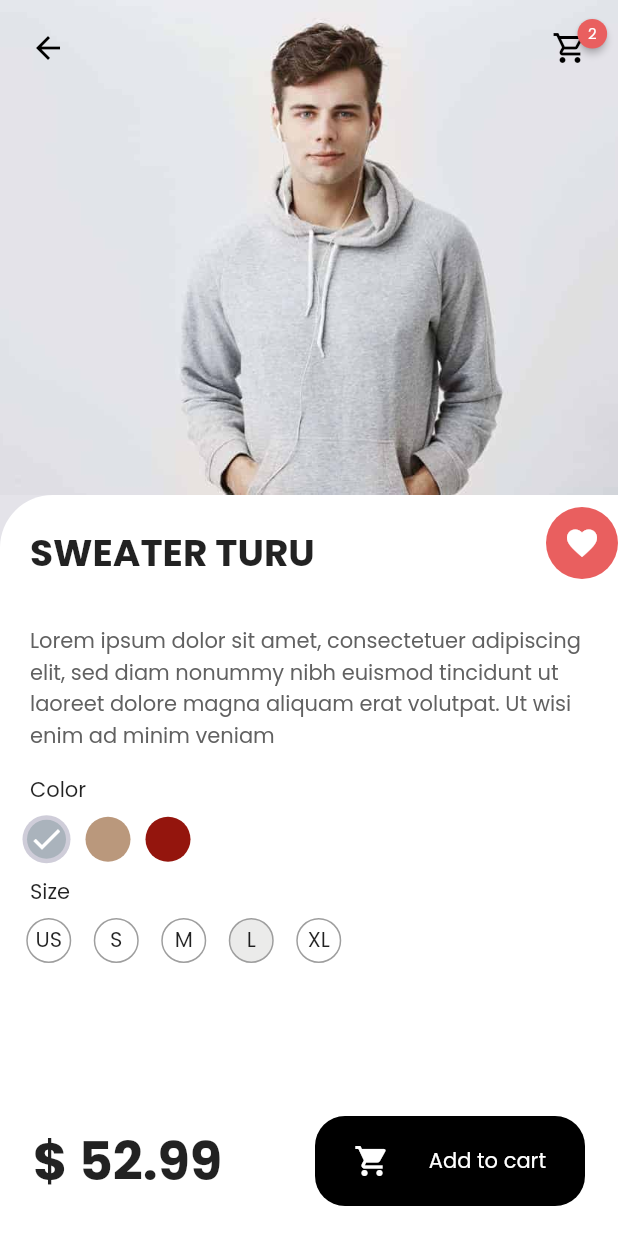
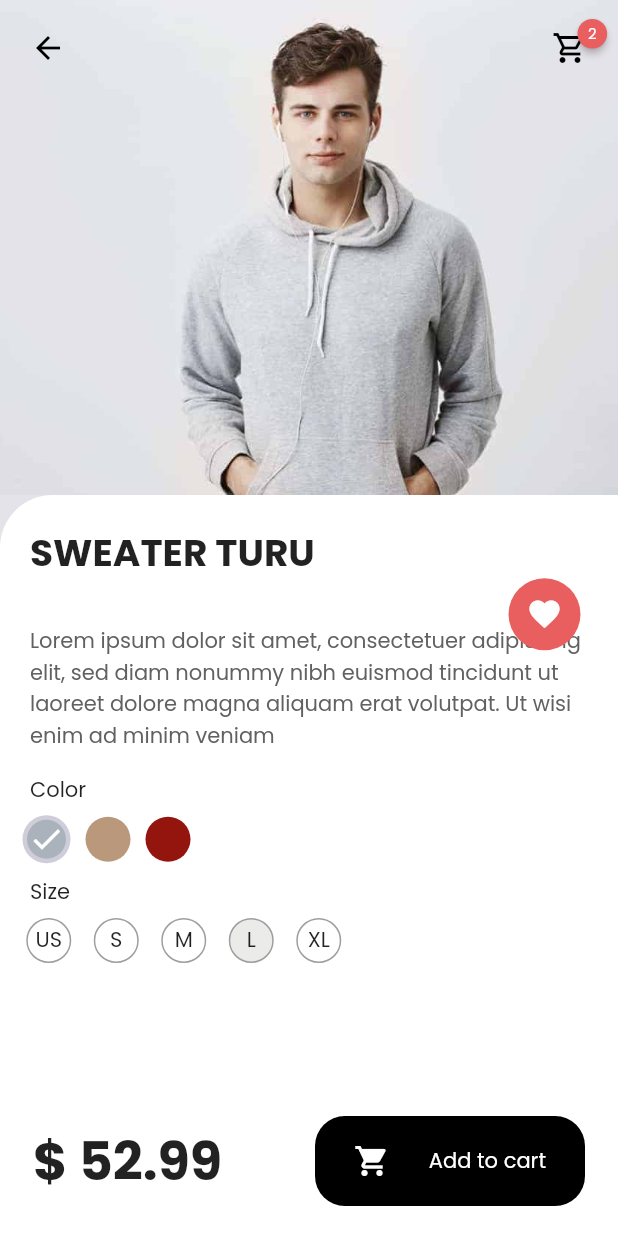
Before and after one commit to rezaghz/flutter_clothing_app_ui, a Flutter app: the ProductPage screen opened directly, on a phone screen of 412 x 824 dp. Run offline on Flutter 3.47's test engine with Material 2 defaults, Android fonts, the phone set to English and light mode, and no system bars; drawn by our look-alikes of badges; our stand-ins replace animated_bottom_navigation_bar.

Commit message:
fix bug favorite button

```diff
--- a/lib/product_page.dart
+++ b/lib/product_page.dart
@@ -292,6 +292,7 @@ class ProductPage extends StatelessWidget {
             Align(
               alignment: Alignment.centerRight,
               child: Container(
+                margin : EdgeInsets.only(top : 95,right: 25),
                 decoration: BoxDecoration(
                     shape: BoxShape.circle,
                     color: Color.fromRGBO(233, 95, 95, 1)),
```
Also changed, not shown: 1 other file.
